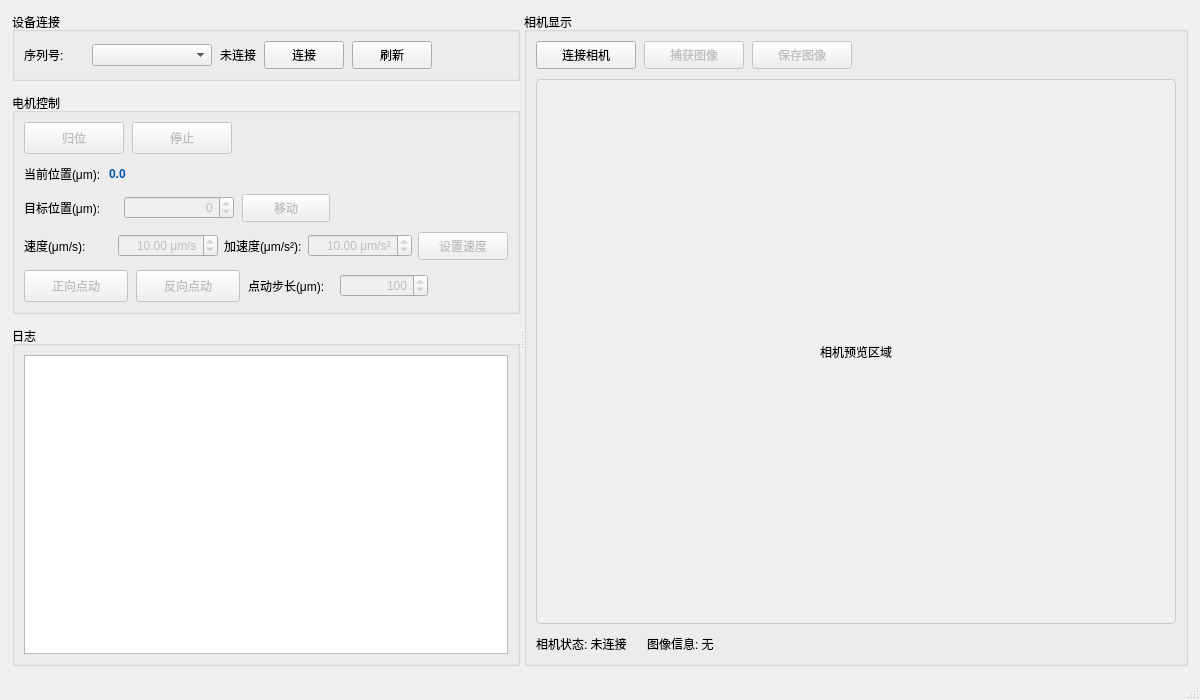
The window that src/app/mainwindow.ui (choushunn/ZF-Multi-Controller) describes before a commit, drawn with Qt 5.
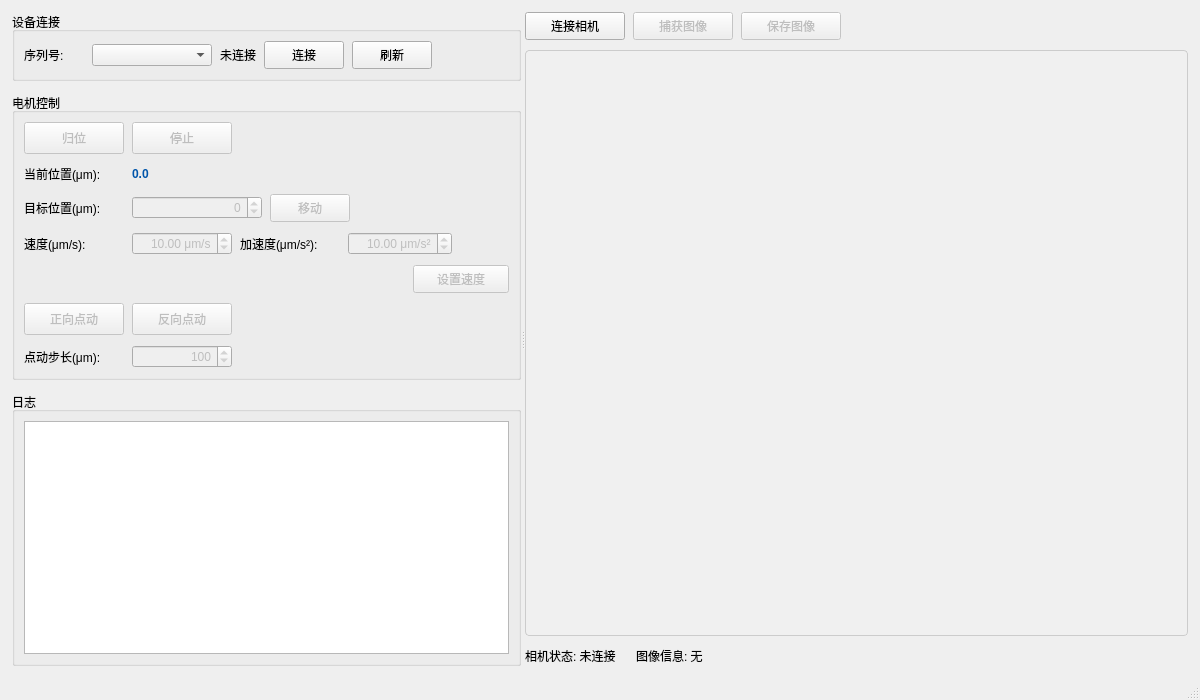
The same window after the commit.

Commit message:
fix(ui): redesign control layout and drop camera groupbox
Camera area: replace the "相机显示" QGroupBox wrapper with a plain
container (no frame/title) and clear the placeholder text so preview
shows directly. Motion panel: align all input labels to a uniform width
column so spinboxes line up vertically, move the crowded velocity/
acceleration + apply-button row onto two lines, and reorder rows into
action -> status -> positioning -> parameters -> apply -> jog for a
clearer operation flow. Widen the left splitter panel to fit the aligned
columns. All objectNames are preserved; tests stay green.

Patch:
```diff
--- a/src/app/mainwindow.ui
+++ b/src/app/mainwindow.ui
@@ -198,6 +198,12 @@
            </property>
            <item>
             <widget class="QLabel" name="label_4">
+             <property name="minimumSize">
+              <size>
+               <width>100</width>
+               <height>0</height>
+              </size>
+             </property>
              <property name="text">
               <string>当前位置(μm):</string>
              </property>
@@ -240,7 +246,7 @@
             <widget class="QLabel" name="label_5">
              <property name="minimumSize">
               <size>
-               <width>92</width>
+               <width>100</width>
                <height>0</height>
               </size>
              </property>
@@ -256,7 +262,7 @@
              </property>
              <property name="minimumSize">
               <size>
-               <width>110</width>
+               <width>130</width>
                <height>0</height>
               </size>
              </property>
@@ -278,7 +284,7 @@
              </property>
              <property name="minimumSize">
               <size>
-               <width>88</width>
+               <width>80</width>
                <height>28</height>
               </size>
              </property>
@@ -305,13 +311,13 @@
          <item>
           <layout class="QHBoxLayout" name="horizontalLayout_4">
            <property name="spacing">
-            <number>6</number>
+            <number>8</number>
            </property>
            <item>
             <widget class="QLabel" name="label_6">
              <property name="minimumSize">
               <size>
-               <width>88</width>
+               <width>100</width>
                <height>0</height>
               </size>
              </property>
@@ -327,7 +333,7 @@
              </property>
              <property name="minimumSize">
               <size>
-               <width>90</width>
+               <width>96</width>
                <height>0</height>
               </size>
              </property>
@@ -356,6 +362,12 @@
            </item>
            <item>
             <widget class="QLabel" name="label_7">
+             <property name="minimumSize">
+              <size>
+               <width>100</width>
+               <height>0</height>
+              </size>
+             </property>
              <property name="text">
               <string>加速度(μm/s²):</string>
              </property>
@@ -368,7 +380,7 @@
              </property>
              <property name="minimumSize">
               <size>
-               <width>90</width>
+               <width>96</width>
                <height>0</height>
               </size>
              </property>
@@ -396,13 +408,46 @@
             </widget>
            </item>
            <item>
+            <spacer name="horizontalSpacer_param">
+             <property name="orientation">
+              <enum>Qt::Orientation::Horizontal</enum>
+             </property>
+             <property name="sizeHint" stdset="0">
+              <size>
+               <width>40</width>
+               <height>20</height>
+              </size>
+             </property>
+            </spacer>
+           </item>
+          </layout>
+         </item>
+         <item>
+          <layout class="QHBoxLayout" name="horizontalLayout_apply">
+           <property name="spacing">
+            <number>8</number>
+           </property>
+           <item>
+            <spacer name="horizontalSpacer_apply">
+             <property name="orientation">
+              <enum>Qt::Orientation::Horizontal</enum>
+             </property>
+             <property name="sizeHint" stdset="0">
+              <size>
+               <width>40</width>
+               <height>20</height>
+              </size>
+             </property>
+            </spacer>
+           </item>
+           <item>
             <widget class="QPushButton" name="setVelocityBtn">
              <property name="enabled">
               <bool>false</bool>
              </property>
              <property name="minimumSize">
               <size>
-               <width>90</width>
+               <width>96</width>
                <height>28</height>
               </size>
              </property>
@@ -425,7 +470,7 @@
              </property>
              <property name="minimumSize">
               <size>
-               <width>104</width>
+               <width>100</width>
                <height>32</height>
               </size>
              </property>
@@ -441,7 +486,7 @@
              </property>
              <property name="minimumSize">
               <size>
-               <width>104</width>
+               <width>100</width>
                <height>32</height>
               </size>
              </property>
@@ -451,10 +496,30 @@
             </widget>
            </item>
            <item>
+            <spacer name="horizontalSpacer_jog">
+             <property name="orientation">
+              <enum>Qt::Orientation::Horizontal</enum>
+             </property>
+             <property name="sizeHint" stdset="0">
+              <size>
+               <width>40</width>
+               <height>20</height>
+              </size>
+             </property>
+            </spacer>
+           </item>
+          </layout>
+         </item>
+         <item>
+          <layout class="QHBoxLayout" name="horizontalLayout_jogstep">
+           <property name="spacing">
+            <number>8</number>
+           </property>
+           <item>
             <widget class="QLabel" name="label_8">
              <property name="minimumSize">
               <size>
-               <width>84</width>
+               <width>100</width>
                <height>0</height>
               </size>
              </property>
@@ -470,7 +535,7 @@
              </property>
              <property name="minimumSize">
               <size>
-               <width>88</width>
+               <width>100</width>
                <height>0</height>
               </size>
              </property>
@@ -536,10 +601,7 @@
       </item>
      </layout>
       </widget>
-      <widget class="QGroupBox" name="cameraGroupBox">
-      <property name="title">
-       <string>相机显示</string>
-      </property>
+      <widget class="QWidget" name="cameraGroupBox">
       <layout class="QVBoxLayout" name="cameraLayout">
        <property name="spacing">
         <number>10</number>
@@ -627,7 +689,7 @@
           <string>background-color: #f0f0f0; border: 1px solid #cccccc; border-radius: 4px;</string>
          </property>
          <property name="text">
-          <string>相机预览区域</string>
+          <string></string>
          </property>
          <property name="alignment">
           <set>Qt::AlignmentFlag::AlignCenter</set>
```
Left out of the diff: 2 changed lines with no effect on the pictures. The commit also changes 1 other file.
